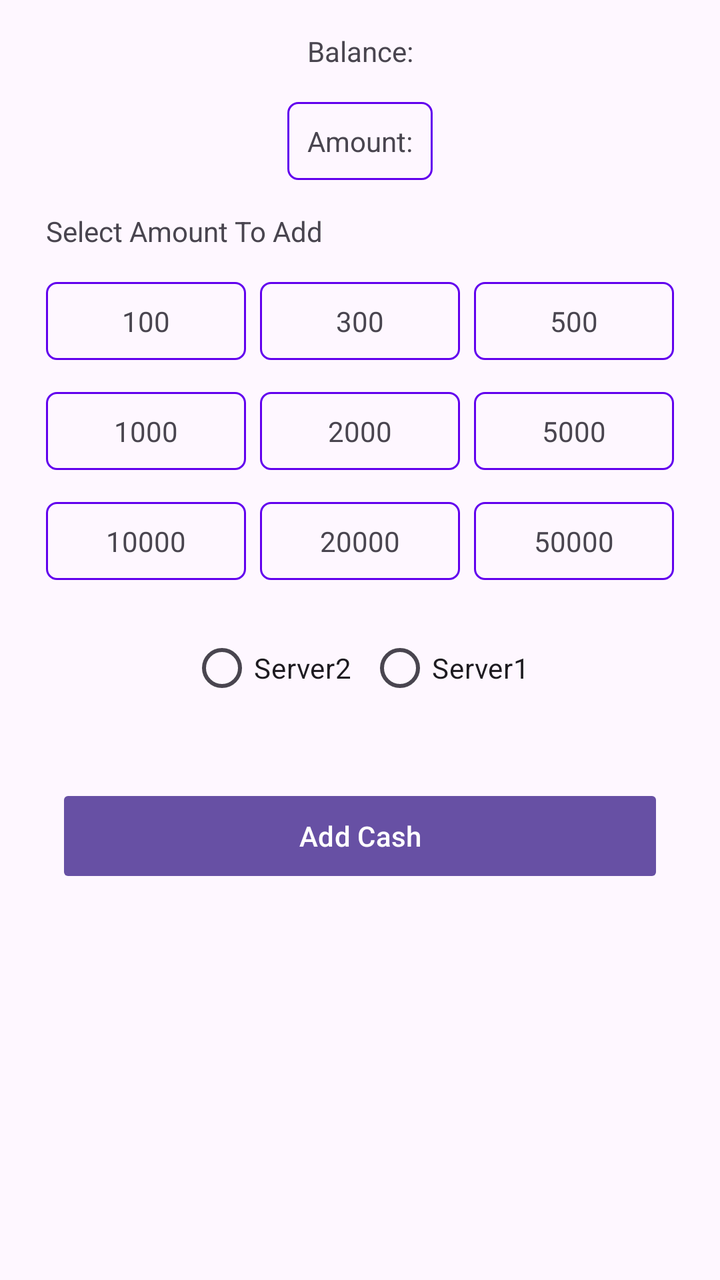
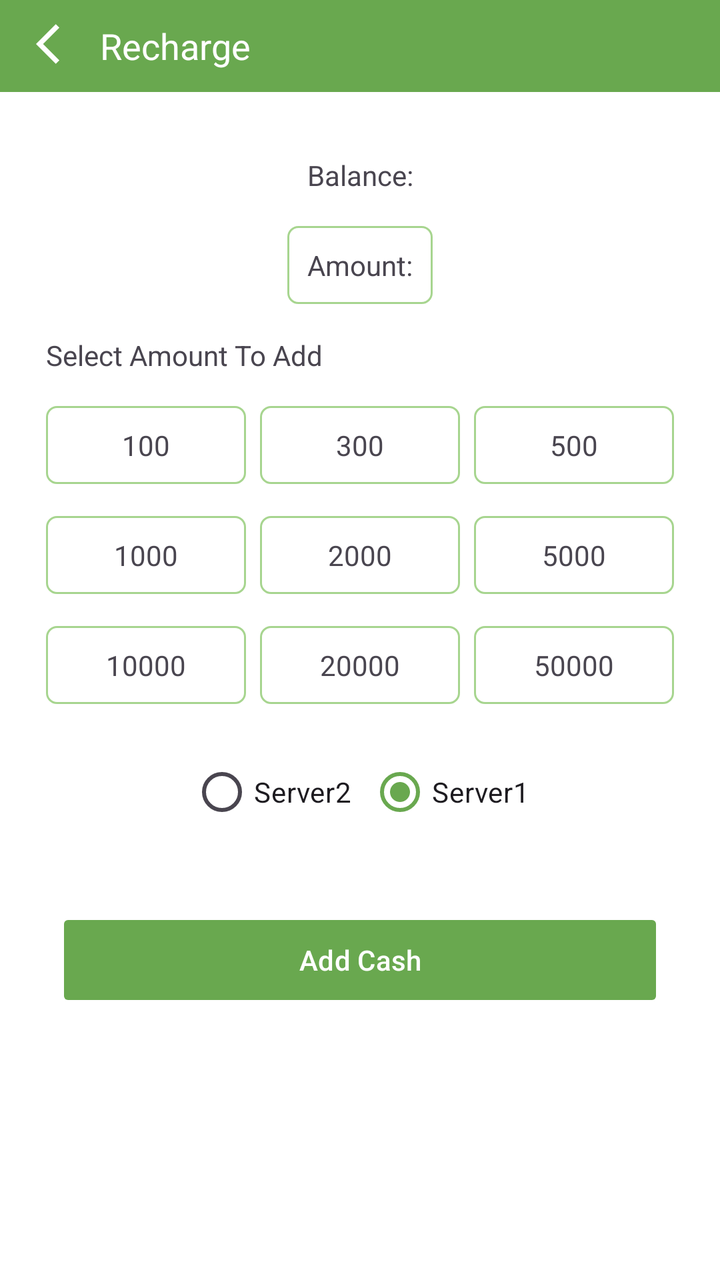

Compare the two renders of this Android layout. The source of the first and the diff that turns it into the second are given below.
<!-- AndroidManifest.xml: application theme Theme.VictoryGame -->
<!-- res/layout/activity_recharge.xml -->
<?xml version="1.0" encoding="utf-8"?>
<androidx.constraintlayout.widget.ConstraintLayout
    xmlns:android="http://schemas.android.com/apk/res/android"
    xmlns:app="http://schemas.android.com/apk/res-auto"
    xmlns:tools="http://schemas.android.com/tools"
    android:layout_width="match_parent"
    android:layout_height="match_parent"
    tools:context=".activities.Recharge">

    <androidx.constraintlayout.widget.ConstraintLayout
        android:id="@+id/upi_server_layout"
        android:layout_width="match_parent"
        android:layout_height="match_parent"
        android:visibility="gone"
        app:layout_constraintEnd_toEndOf="parent"
        app:layout_constraintHorizontal_bias="0.0"
        app:layout_constraintStart_toStartOf="parent"
        app:layout_constraintTop_toTopOf="parent">

        <LinearLayout
            android:id="@+id/gpayLbtn"
            android:layout_width="0dp"
            android:layout_height="wrap_content"
            android:layout_marginStart="16dp"
            android:layout_marginTop="8dp"
            android:layout_marginEnd="16dp"
            android:background="@drawable/bg_square_box"
            android:orientation="horizontal"
            app:layout_constraintEnd_toEndOf="parent"
            app:layout_constraintStart_toStartOf="parent"
            app:layout_constraintTop_toBottomOf="@+id/textView25">

            <ImageView
                android:id="@+id/ivdk"
                android:layout_width="match_parent"
                android:layout_height="60dp"
                android:layout_weight="1"
                android:src="@drawable/gpay" />

            <TextView
                android:id="@+id/textView78"
                android:layout_width="match_parent"
                android:layout_height="60dp"
                android:layout_weight="2"
                android:gravity="center_vertical"
                android:text=">"
                android:textSize="30sp" />
        </LinearLayout>

        <LinearLayout
            android:id="@+id/upiLbtn"
            android:layout_width="0dp"
            android:layout_height="wrap_content"
            android:layout_marginStart="16dp"
            android:layout_marginTop="16dp"
            android:layout_marginEnd="16dp"
            android:background="@drawable/bg_square_box"
            android:orientation="horizontal"
            app:layout_constraintEnd_toEndOf="parent"
            app:layout_constraintStart_toStartOf="parent"
            app:layout_constraintTop_toBottomOf="@+id/paytmLbtn">

            <ImageView
                android:id="@+id/imageView13"
                android:layout_width="match_parent"
                android:layout_height="60dp"
                android:layout_weight="1"
                android:padding="10dp"
                android:src="@drawable/upi_l" />

            <TextView
                android:id="@+id/textView16"
                android:layout_width="match_parent"
                android:layout_height="60dp"
                android:layout_weight="2"
                android:gravity="center_vertical"
                android:text=">"
                android:textSize="30sp" />
        </LinearLayout>

        <LinearLayout
            android:id="@+id/phonePeLbtn"
            android:layout_width="0dp"
            android:layout_height="wrap_content"
            android:layout_marginStart="16dp"
            android:layout_marginTop="16dp"
            android:layout_marginEnd="16dp"
            android:background="@drawable/bg_square_box"
            android:orientation="horizontal"
            app:layout_constraintEnd_toEndOf="parent"
            app:layout_constraintStart_toStartOf="parent"
            app:layout_constraintTop_toBottomOf="@+id/gpayLbtn">

            <ImageView
                android:id="@+id/imageView453"
                android:layout_width="match_parent"
                android:layout_height="60dp"
                android:layout_weight="1"
                android:src="@drawable/phone_pe" />

            <TextView
                android:id="@+id/textView167"
                android:layout_width="match_parent"
                android:layout_height="60dp"
                android:layout_weight="2"
                android:gravity="center_vertical"
                android:text=">"
                android:textSize="30sp" />
        </LinearLayout>

        <LinearLayout
            android:id="@+id/paytmLbtn"
            android:layout_width="0dp"
            android:layout_height="wrap_content"
            android:layout_marginStart="16dp"
            android:layout_marginTop="16dp"
            android:layout_marginEnd="16dp"
            android:background="@drawable/bg_square_box"
            android:orientation="horizontal"
            app:layout_constraintEnd_toEndOf="parent"
            app:layout_constraintStart_toStartOf="parent"
            app:layout_constraintTop_toBottomOf="@+id/phonePeLbtn">

            <ImageView
                android:id="@+id/imageView143"
                android:layout_width="match_parent"
                android:layout_height="60dp"
                android:layout_weight="1"
                android:padding="20dp"
                android:src="@drawable/paytm" />

            <TextView
                android:id="@+id/textView145"
                android:layout_width="match_parent"
                android:layout_height="60dp"
                android:layout_weight="2"
                android:gravity="center_vertical"
                android:text=">"
                android:textSize="30sp" />
        </LinearLayout>

        <TextView
            android:id="@+id/amount_payable_tv"
            android:layout_width="wrap_content"
            android:layout_height="wrap_content"
            android:layout_marginStart="16dp"
            android:text="400"
            android:textSize="20sp"
            app:layout_constraintStart_toStartOf="parent"
            app:layout_constraintTop_toBottomOf="@+id/textView20" />

        <TextView
            android:id="@+id/textView22"
            android:layout_width="wrap_content"
            android:layout_height="wrap_content"
            android:layout_marginTop="24dp"
            android:text="Payment"
            android:textSize="20sp"
            app:layout_constraintEnd_toEndOf="parent"
            app:layout_constraintStart_toStartOf="parent"
            app:layout_constraintTop_toTopOf="parent" />


        <TextView
            android:id="@+id/textView20"
            android:layout_width="wrap_content"
            android:layout_height="wrap_content"
            android:layout_marginStart="16dp"
            android:layout_marginTop="16dp"
            android:text="Amount Payable"
            app:layout_constraintStart_toStartOf="parent"
            app:layout_constraintTop_toBottomOf="@+id/textView22" />

        <TextView
            android:id="@+id/textView25"
            android:layout_width="wrap_content"
            android:layout_height="wrap_content"
            android:layout_marginStart="16dp"
            android:layout_marginTop="20dp"
            android:text="Chose a payment method to pay"
            app:layout_constraintStart_toStartOf="parent"
            app:layout_constraintTop_toBottomOf="@+id/amount_payable_tv" />


    </androidx.constraintlayout.widget.ConstraintLayout>

    <androidx.constraintlayout.widget.ConstraintLayout
        android:id="@+id/add_cash_layout"
        android:layout_width="match_parent"
        android:layout_height="match_parent"
        android:visibility="visible"
        app:layout_constraintEnd_toEndOf="parent"
        app:layout_constraintStart_toStartOf="parent"
        app:layout_constraintTop_toTopOf="parent">

        <TextView
            android:id="@+id/a20000"
            android:layout_width="100dp"
            android:layout_height="wrap_content"
            android:background="@drawable/bg_square_box"
            android:gravity="center"
            android:padding="10dp"
            android:text="20000"
            app:layout_constraintBottom_toBottomOf="@+id/a10000"
            app:layout_constraintEnd_toStartOf="@+id/a50000"
            app:layout_constraintStart_toEndOf="@+id/a10000"
            app:layout_constraintTop_toTopOf="@+id/a10000" />

        <TextView
            android:id="@+id/a50000"
            android:layout_width="100dp"
            android:layout_height="wrap_content"
            android:layout_marginEnd="16dp"
            android:background="@drawable/bg_square_box"
            android:gravity="center"
            android:padding="10dp"
            android:text="50000"
            app:layout_constraintBottom_toBottomOf="@+id/a20000"
            app:layout_constraintEnd_toEndOf="parent"
            app:layout_constraintStart_toEndOf="@+id/a20000"
            app:layout_constraintTop_toTopOf="@+id/a20000" />

        <TextView
            android:id="@+id/a500"
            android:layout_width="100dp"
            android:layout_height="wrap_content"
            android:layout_marginEnd="16dp"
            android:background="@drawable/bg_square_box"
            android:gravity="center"
            android:padding="10dp"
            android:text="500"
            app:layout_constraintEnd_toEndOf="parent"
            app:layout_constraintStart_toEndOf="@+id/a300"
            app:layout_constraintTop_toTopOf="@+id/a100" />

        <TextView
            android:id="@+id/a300"
            android:layout_width="100dp"
            android:layout_height="wrap_content"
            android:background="@drawable/bg_square_box"
            android:gravity="center"
            android:padding="10dp"
            android:text="300"
            app:layout_constraintEnd_toStartOf="@+id/a500"
            app:layout_constraintStart_toEndOf="@+id/a100"
            app:layout_constraintTop_toTopOf="@+id/a100" />

        <TextView
            android:id="@+id/a1000"
            android:layout_width="100dp"
            android:layout_height="wrap_content"
            android:layout_marginStart="16dp"
            android:layout_marginTop="16dp"
            android:background="@drawable/bg_square_box"
            android:gravity="center"
            android:padding="10dp"
            android:text="1000"
            app:layout_constraintEnd_toStartOf="@+id/a2000"
            app:layout_constraintStart_toStartOf="parent"
            app:layout_constraintTop_toBottomOf="@+id/a100" />

        <TextView
            android:id="@+id/a2000"
            android:layout_width="100dp"
            android:layout_height="wrap_content"
            android:background="@drawable/bg_square_box"
            android:gravity="center"
            android:padding="10dp"
            android:text="2000"
            app:layout_constraintEnd_toStartOf="@+id/a5000"
            app:layout_constraintStart_toEndOf="@+id/a1000"
            app:layout_constraintTop_toTopOf="@+id/a1000" />

        <TextView
            android:id="@+id/a10000"
            android:layout_width="100dp"
            android:layout_height="wrap_content"
            android:layout_marginStart="16dp"
            android:layout_marginTop="16dp"
            android:background="@drawable/bg_square_box"
            android:gravity="center"
            android:padding="10dp"
            android:text="10000"
            app:layout_constraintEnd_toStartOf="@+id/a20000"
            app:layout_constraintStart_toStartOf="parent"
            app:layout_constraintTop_toBottomOf="@+id/a1000" />

        <TextView
            android:id="@+id/a5000"
            android:layout_width="100dp"
            android:layout_height="wrap_content"
            android:layout_marginEnd="16dp"
            android:background="@drawable/bg_square_box"
            android:gravity="center"
            android:padding="10dp"
            android:text="5000"
            app:layout_constraintEnd_toEndOf="parent"
            app:layout_constraintStart_toEndOf="@+id/a2000"
            app:layout_constraintTop_toTopOf="@+id/a2000" />

        <TextView
            android:id="@+id/a100"
            android:layout_width="100dp"
            android:layout_height="wrap_content"
            android:layout_marginStart="16dp"
            android:layout_marginTop="16dp"
            android:background="@drawable/bg_square_box"
            android:gravity="center"
            android:padding="10dp"
            android:text="100"
            app:layout_constraintEnd_toStartOf="@+id/a300"
            app:layout_constraintStart_toStartOf="parent"
            app:layout_constraintTop_toBottomOf="@+id/textView30" />

        <Button
            android:id="@+id/add_cash_btn"
            android:layout_width="0dp"
            android:layout_height="wrap_content"
            android:layout_marginStart="32dp"
            android:layout_marginTop="32dp"
            android:layout_marginEnd="32dp"
            android:text="Add Cash"
            app:cornerRadius="2dp"
            app:layout_constraintEnd_toEndOf="parent"
            app:layout_constraintHorizontal_bias="0.0"
            app:layout_constraintStart_toStartOf="parent"
            app:layout_constraintTop_toBottomOf="@+id/radioGroup" />

        <TextView
            android:id="@+id/recharge_balance_show"
            android:layout_width="wrap_content"
            android:layout_height="wrap_content"
            android:layout_marginTop="16dp"
            android:gravity="center"
            android:text="Balance:"
            app:layout_constraintEnd_toEndOf="parent"
            app:layout_constraintStart_toStartOf="parent"
            app:layout_constraintTop_toTopOf="parent" />

        <TextView
            android:id="@+id/recharge_amount_show"
            android:layout_width="wrap_content"
            android:layout_height="wrap_content"
            android:layout_marginTop="16dp"
            android:background="@drawable/bg_square_box"
            android:gravity="center"
            android:padding="10dp"
            android:text="Amount:"
            app:layout_constraintEnd_toEndOf="parent"
            app:layout_constraintStart_toStartOf="parent"
            app:layout_constraintTop_toBottomOf="@+id/recharge_balance_show" />

        <TextView
            android:id="@+id/textView30"
            android:layout_width="wrap_content"
            android:layout_height="wrap_content"
            android:layout_marginTop="16dp"
            android:text="Select Amount To Add"
            app:layout_constraintStart_toStartOf="@+id/a100"
            app:layout_constraintTop_toBottomOf="@+id/recharge_amount_show" />

        <RadioGroup
            android:id="@+id/radioGroup"
            android:layout_width="wrap_content"
            android:layout_height="wrap_content"
            android:layout_marginTop="16dp"
            android:clipToPadding="false"
            android:orientation="horizontal"
            app:layout_constraintEnd_toEndOf="parent"
            app:layout_constraintStart_toStartOf="parent"
            app:layout_constraintTop_toBottomOf="@+id/a10000">

            <RadioButton
                android:id="@+id/radioBtnS2"
                android:layout_width="wrap_content"
                android:layout_height="wrap_content"
                android:layout_margin="4dp"
                android:text="Server2" />

            <RadioButton
                android:id="@+id/radioBtnS1"
                android:layout_width="wrap_content"
                android:layout_height="wrap_content"
                android:layout_margin="4dp"
                android:text="Server1" />
        </RadioGroup>

    </androidx.constraintlayout.widget.ConstraintLayout>

    <androidx.constraintlayout.widget.ConstraintLayout
        android:id="@+id/razorpay_server_layout"
        android:layout_width="match_parent"
        android:layout_height="match_parent"
        android:visibility="gone"
        app:layout_constraintEnd_toEndOf="parent"
        app:layout_constraintStart_toStartOf="parent"
        app:layout_constraintTop_toTopOf="parent" />

</androidx.constraintlayout.widget.ConstraintLayout>
<!-- resources referenced by this layout -->
<resources>
  <!-- drawable bg_square_box (drawable) -->
  <?xml version="1.0" encoding="utf-8"?>
  <shape android:shape="rectangle" xmlns:android="http://schemas.android.com/apk/res/android">
  <stroke android:color="@color/design_default_color_primary" android:width="1dp"/>
      <corners android:radius="5dp"/>
  </shape>
  <!-- drawable gpay: webp bitmap (drawable, 12870 bytes) -->
  <!-- drawable paytm: png bitmap (drawable, 21624 bytes) -->
  <!-- drawable phone_pe: png bitmap (drawable, 20049 bytes) -->
  <!-- drawable upi_l: png bitmap (drawable, 10155 bytes) -->
  <style name="Theme.VictoryGame" parent="Base.Theme.VictoryGame" />
  <style name="Base.Theme.VictoryGame" parent="Theme.Material3.DayNight.NoActionBar">
          
          
      </style>
</resources>

<!-- the commit's change to res/layout/activity_recharge.xml (unified diff, before → after) -->
@@ -194,6 +194,29 @@
         app:layout_constraintTop_toTopOf="parent">
 
         <TextView
+            android:id="@+id/textView31"
+            style="@style/ToolBarStyle"
+            android:layout_width="0dp"
+            android:text="Recharge"
+            app:layout_constraintEnd_toEndOf="parent"
+            app:layout_constraintHorizontal_bias="0.0"
+            app:layout_constraintStart_toStartOf="parent"
+            app:layout_constraintTop_toTopOf="parent" />
+
+        <ImageButton
+            android:id="@+id/rechargeBack"
+            android:layout_width="wrap_content"
+            android:layout_height="0dp"
+            android:background="@android:color/transparent"
+            android:padding="10dp"
+            android:paddingStart="18dp"
+            android:paddingEnd="8dp"
+            android:src="@drawable/baseline_arrow_back_ios_24"
+            app:layout_constraintBottom_toBottomOf="@+id/textView4"
+            app:layout_constraintStart_toStartOf="parent"
+            app:layout_constraintTop_toTopOf="parent" />
+
+        <TextView
             android:id="@+id/a20000"
             android:layout_width="100dp"
             android:layout_height="wrap_content"
@@ -330,12 +353,12 @@
             android:id="@+id/recharge_balance_show"
             android:layout_width="wrap_content"
             android:layout_height="wrap_content"
-            android:layout_marginTop="16dp"
+            android:layout_marginTop="32dp"
             android:gravity="center"
             android:text="Balance:"
             app:layout_constraintEnd_toEndOf="parent"
             app:layout_constraintStart_toStartOf="parent"
-            app:layout_constraintTop_toTopOf="parent" />
+            app:layout_constraintTop_toBottomOf="@+id/textView31" />
 
         <TextView
             android:id="@+id/recharge_amount_show"
@@ -375,6 +398,7 @@
                 android:layout_width="wrap_content"
                 android:layout_height="wrap_content"
                 android:layout_margin="4dp"
+
                 android:text="Server2" />
 
             <RadioButton
@@ -382,6 +406,7 @@
                 android:layout_width="wrap_content"
                 android:layout_height="wrap_content"
                 android:layout_margin="4dp"
+                android:checked="true"
                 android:text="Server1" />
         </RadioGroup>
 
<!-- resource entries referenced after the edit -->
@@ -1,19 +1,51 @@
 <!-- resources referenced by this layout -->
 <resources>
+  <!-- drawable baseline_arrow_back_ios_24 (drawable) -->
+  <vector android:autoMirrored="true" android:height="24dp"
+      android:tint="@color/light_text" android:viewportHeight="24"
+      android:viewportWidth="24" android:width="24dp" xmlns:android="http://schemas.android.com/apk/res/android">
+      <path android:fillColor="@color/dark_text" android:pathData="M11.67,3.87L9.9,2.1 0,12l9.9,9.9 1.77,-1.77L3.54,12z"/>
+  </vector>
   <!-- drawable bg_square_box (drawable) -->
   <?xml version="1.0" encoding="utf-8"?>
   <shape android:shape="rectangle" xmlns:android="http://schemas.android.com/apk/res/android">
-  <stroke android:color="@color/design_default_color_primary" android:width="1dp"/>
+  <stroke android:color="@color/green_accent" android:width="1dp"/>
       <corners android:radius="5dp"/>
   </shape>
   <!-- drawable gpay: webp bitmap (drawable, 12870 bytes) -->
   <!-- drawable paytm: png bitmap (drawable, 21624 bytes) -->
   <!-- drawable phone_pe: png bitmap (drawable, 20049 bytes) -->
   <!-- drawable upi_l: png bitmap (drawable, 10155 bytes) -->
+  <style name="ToolBarStyle" parent="@style/Widget.AppCompat.TextView">
+          <item name="android:layout_width">0dp</item>
+          <item name="android:layout_height">46dp</item>
+          <item name="android:background">?attr/colorPrimary</item>
+          <item name="android:textColor">?attr/colorOnPrimary</item>
+          <item name="android:gravity">center_vertical</item>
+          <item name="android:paddingStart">50dp</item>
+          <item name="android:textSize">18sp</item>
+      </style>
   <style name="Theme.VictoryGame" parent="Base.Theme.VictoryGame" />
+  <color name="light_text">#FFFFFF</color>
+  <color name="dark_text">#000000</color>
+  <color name="green_accent">#A7D58F</color>
   <style name="Base.Theme.VictoryGame" parent="Theme.Material3.DayNight.NoActionBar">
           
-          
+          <item name="colorPrimary">@color/green_primary</item>
+          <item name="colorPrimaryDark">@color/green_primary_dark</item>
+          <item name="colorAccent">@color/green_accent</item>
+          <item name="colorOnPrimary">@color/light_text</item>
+          <item name="android:windowBackground">@color/light_background</item>
+          <item name="android:textColorPrimary">@color/dark_text</item>
+          <item name="android:textColorSecondary">@color/light_text_secondary</item>
+          <item name="colorContainer">@color/light_bg</item>
+  
+  
       </style>
+  <color name="green_primary">#69A84F</color>
+  <color name="green_primary_dark">#4D7F42</color>
+  <color name="light_background">#FFFFFF</color>
+  <color name="light_text_secondary">#666666</color>
+  <color name="light_bg">#F4F4F4</color>
 </resources>
 
